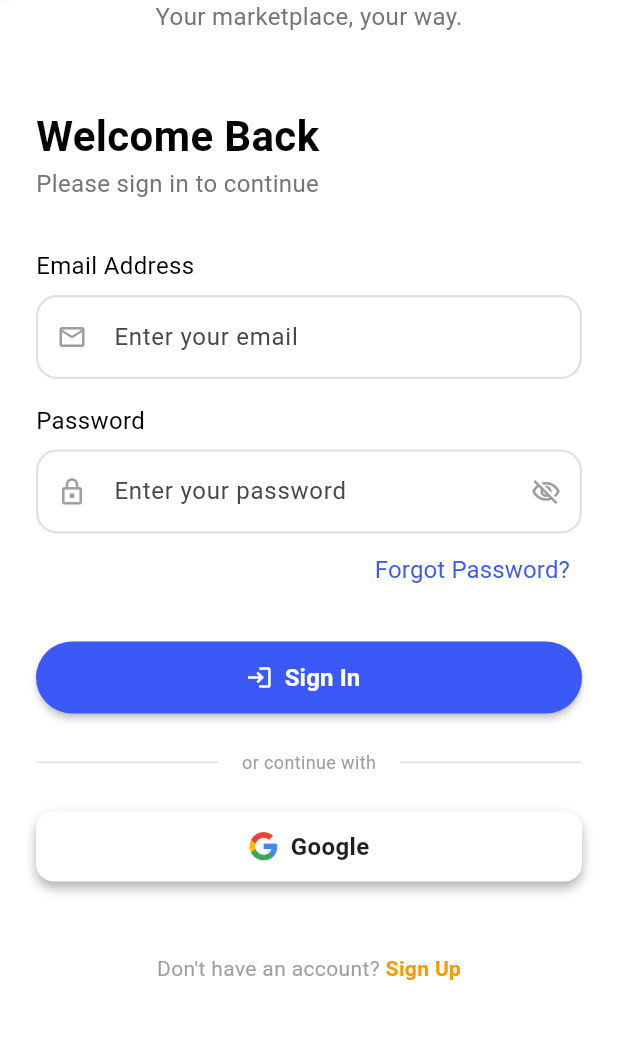
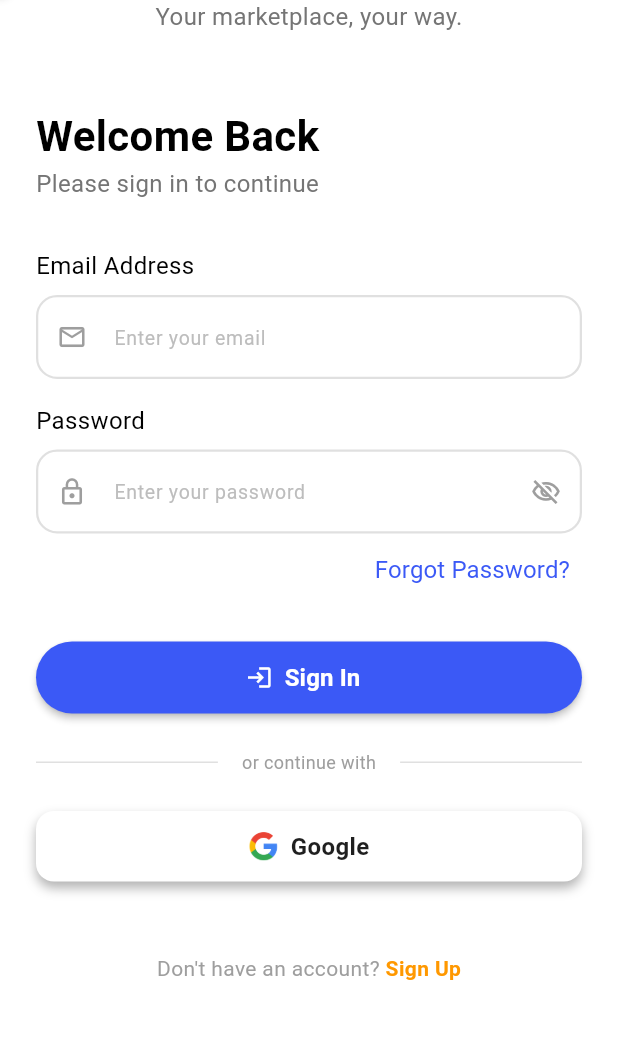
Before and after one commit to dinseanghai/shoppex, a Flutter app: the SignInView screen opened by its route, on a phone screen of 412 x 824 dp, the part 89-1128 px from its top. Run offline on Flutter 3.47's test engine with Material 3 defaults, Android fonts, the phone set to English and light mode, and no system bars; our stand-ins replace connectivity_plus, dio, flutter_native_splash, flutter_secure_storage, get; accounts and stored records are empty.

Commit message:
feat(auth): build UI user signup

```diff
--- a/lib/core/constants/app_colors.dart
+++ b/lib/core/constants/app_colors.dart
@@ -3,8 +3,8 @@ import 'dart:ui';
 
 class AppColors {
   static const Color background = Color(0xFFFFFFFF);
-  static const Color surface = Color(0xFFFFFFFF);
-  static Color outline = Color(0xFF79747E);
+  static const Color surface = Color(0xFFEDEDED);
+  static Color outline = Color(0xFFFFFFFF);
 
   static const Color textPrimary = Color(0xFF000000);
   static const Color textSecondary = Color(0xFF757575);
--- a/lib/modules/sign_in/views/sign_in_view.dart
+++ b/lib/modules/sign_in/views/sign_in_view.dart
@@ -6,6 +6,7 @@ import 'package:shoppex/core/theme/app_text_styles.dart';
 import 'package:shoppex/modules/sign_in/widgets/google_signin.dart';
 import 'package:shoppex/shared/widgets/custom_button.dart';
 import '../../../core/constants/app_colors.dart';
+import '../../../routes/app_pages.dart';
 import '../../../shared/widgets/custom_textformfield.dart';
 import '../controllers/sign_in_controller.dart';
 
@@ -94,7 +95,9 @@ class SignInView extends StatelessWidget {
                       child: CustomButton(
                         buttontype: ButtonType.text,
                         text: 'Forgot Password?',
-                        onPressed: () {},
+                        onPressed: () {
+
+                        },
                       ),
                     ),
                   ),
@@ -140,6 +143,7 @@ class SignInView extends StatelessWidget {
                         style: TextStyle(color: Colors.grey, fontSize: 14),
                       ),
                       GestureDetector(
+                        onTap: () {Get.toNamed(Routes.SIGN_UP);},
                         child: const Text(
                           'Sign Up',
                           style: TextStyle(
--- a/lib/routes/app_pages.dart
+++ b/lib/routes/app_pages.dart
@@ -1,11 +1,14 @@
 import 'package:get/get.dart';
-import 'package:shoppex/routes/route_middlewares.dart';
+
 import '../modules/home/bindings/home_binding.dart';
 import '../modules/home/views/home_view.dart';
 import '../modules/onboarding/bindings/onboarding_binding.dart';
 import '../modules/onboarding/views/onboarding_view.dart';
 import '../modules/sign_in/bindings/sign_in_binding.dart';
 import '../modules/sign_in/views/sign_in_view.dart';
+import '../modules/sign_up/bindings/sign_up_binding.dart';
+import '../modules/sign_up/views/sign_up_view.dart';
+import 'route_middlewares.dart';
 
 part 'app_routes.dart';
 
@@ -32,5 +35,10 @@ class AppPages {
       binding: SignInBinding(),
       middlewares: [AuthMiddleware()],
     ),
+    GetPage(
+      name: _Paths.SIGN_UP,
+      page: () => const SignUpView(),
+      binding: SignUpBinding(),
+    ),
   ];
 }
--- a/lib/routes/app_routes.dart
+++ b/lib/routes/app_routes.dart
@@ -6,6 +6,7 @@ abstract class Routes {
   static const HOME = _Paths.HOME;
   static const ONBOARDING = _Paths.ONBOARDING;
   static const SIGNIN = _Paths.SIGNIN;
+  static const SIGN_UP = _Paths.SIGN_UP;
 }
 
 abstract class _Paths {
@@ -13,4 +14,5 @@ abstract class _Paths {
   static const HOME = '/home';
   static const ONBOARDING = '/onboarding';
   static const SIGNIN = '/sign_in';
+  static const SIGN_UP = '/sign-up';
 }
--- a/lib/shared/widgets/custom_button.dart
+++ b/lib/shared/widgets/custom_button.dart
@@ -1,13 +1,13 @@
 import 'package:flutter/material.dart';
-
 import '../../core/constants/app_colors.dart';
 import '../../core/theme/app_text_styles.dart';
 import 'loading_widget.dart';
 
-enum ButtonType { elevated, filled, tonal, outlined, text }
+enum ButtonType { elevated, filled, tonal, outlined, text, icon }
 
 class CustomButton extends StatelessWidget {
-  final String text;
+  // Made text optional (?) so we can omit it safely for iconButton
+  final String? text;
   final VoidCallback? onPressed;
   final ButtonType buttontype;
   final IconData? icon;
@@ -20,7 +20,7 @@ class CustomButton extends StatelessWidget {
 
   const CustomButton({
     super.key,
-    required this.text,
+    this.text, // Text is now optional here but guarded by asserts below
     required this.onPressed,
     this.buttontype = ButtonType.filled,
     this.icon,
@@ -30,7 +30,14 @@ class CustomButton extends StatelessWidget {
     this.height = 48.0,
     this.textWidget,
     this.isBold = false,
-  });
+  })  : assert(
+  buttontype == ButtonType.icon ? icon != null : true,
+  'An icon must be provided if buttontype is ButtonType.iconButton',
+  ),
+        assert(
+        buttontype != ButtonType.icon ? text != null : true,
+        'Text is required for all button types except iconButton',
+        );
 
   // --- Button Styles Linked to App Tokens ---
   ButtonStyle _elevateStyle() {
@@ -78,10 +85,19 @@ class CustomButton extends StatelessWidget {
     );
   }
 
+  ButtonStyle _iconButtonStyle() {
+    return IconButton.styleFrom(
+      backgroundColor: AppColors.surface,
+      foregroundColor: AppColors.textPrimary,
+    );
+  }
+
   @override
   Widget build(BuildContext context) {
     // 1. Determine text styling colors dynamically based on background
-    final bool isDarkBackground = buttontype == ButtonType.filled || buttontype == ButtonType.elevated;
+    final bool isDarkBackground = buttontype == ButtonType.filled ||
+        buttontype == ButtonType.elevated ||
+        buttontype == ButtonType.icon;
 
     final TextStyle defaultStyle = AppTextStyles.buttonPrimary.copyWith(
       color: isDarkBackground ? AppColors.textOnPrimary : AppColors.buttonPrimary,
@@ -89,7 +105,8 @@ class CustomButton extends StatelessWidget {
     );
 
     // 2. Select the content layer (Default Text vs Custom Widget / Obx)
-    final Widget labelWidget = textWidget ?? Text(text, style: defaultStyle);
+    // Safe-checked text fallback to empty string if it's an icon button
+    final Widget labelWidget = textWidget ?? Text(text ?? '', style: defaultStyle);
 
     // 3. Modern Loading Indicator integration with explicit style mapping
     final Widget finalContent = isLoading
@@ -107,22 +124,30 @@ class CustomButton extends StatelessWidget {
       case ButtonType.tonal: currentStyle = _tonalStyle(); break;
       case ButtonType.outlined: currentStyle = _outlinedStyle(); break;
       case ButtonType.text: currentStyle = _textStyle(); break;
+      case ButtonType.icon: currentStyle = _iconButtonStyle(); break;
     }
 
     // 5. Build Content Engine Layout
-    // Guarding check: If it's loading, we force standard button layout so the loader sits perfectly centered
     Widget button;
-    if (icon != null && !isLoading) {
+    if (buttontype == ButtonType.icon) {
+      button = isLoading
+          ? IconButton(onPressed: onPressed, style: currentStyle, icon: finalContent)
+          : IconButton(onPressed: onPressed, style: currentStyle, icon: Icon(icon));
+    } else if (icon != null && !isLoading) {
       button = _buildIconButton(currentStyle, finalContent);
     } else {
       button = _buildStandardButton(currentStyle, finalContent);
     }
 
     // 6. Layout Bounds Control
+    // For pure icon buttons, we don't want double.infinity width by default,
+    // so we fall back to matching the height (creating a perfect square/circle).
+    final double defaultWidth = buttontype == ButtonType.icon ? height : double.infinity;
+
     return Align(
       alignment: Alignment.topCenter,
       child: SizedBox(
-        width: width ?? double.infinity,
+        width: width ?? defaultWidth,
         height: height,
         child: button,
       ),
@@ -141,6 +166,8 @@ class CustomButton extends StatelessWidget {
         return OutlinedButton.icon(onPressed: onPressed, style: style, icon: Icon(icon), label: label, iconAlignment: iconAlignment);
       case ButtonType.text:
         return TextButton.icon(onPressed: onPressed, style: style, icon: Icon(icon), label: label, iconAlignment: iconAlignment);
+      case ButtonType.icon:
+        return const SizedBox.shrink(); // Handled directly in build layout
     }
   }
 
@@ -151,6 +178,7 @@ class CustomButton extends StatelessWidget {
       case ButtonType.tonal: return FilledButton.tonal(onPressed: onPressed, style: style, child: child);
       case ButtonType.outlined: return OutlinedButton(onPressed: onPressed, style: style, child: child);
       case ButtonType.text: return TextButton(onPressed: onPressed, style: style, child: child);
+      case ButtonType.icon: return const SizedBox.shrink(); // Handled directly in build layout
     }
   }
 }
--- a/lib/shared/widgets/custom_textformfield.dart
+++ b/lib/shared/widgets/custom_textformfield.dart
@@ -6,11 +6,13 @@ class CustomFormField extends StatefulWidget {
   final String? hint;
   final IconData? prefixIcon;
   final Widget? suffixIcon;
-  final bool isPassword; // Changed to non-nullable bool for cleaner logic
+  final bool isPassword;
   final bool? autofocus;
   final TextEditingController? controller;
   final TextInputType keyboardType;
   final String? Function(String?)? validator;
+  final FocusNode? focusNode;
+  final bool showCheckmarkOnInput; // Added flag to toggle this feature selectively
 
   const CustomFormField({
     super.key,
@@ -18,11 +20,13 @@ class CustomFormField extends StatefulWidget {
     this.hint,
     this.prefixIcon,
     this.suffixIcon,
-    this.isPassword = false, // Defaulted to false
+    this.isPassword = false,
     this.autofocus,
     this.controller,
     required this.keyboardType,
     this.validator,
+    this.focusNode,
+    this.showCheckmarkOnInput = false, // Default is false so it doesn't affect all fields
   });
 
   @override
@@ -30,18 +34,94 @@ class CustomFormField extends StatefulWidget {
 }
 
 class _CustomFormFieldState extends State<CustomFormField> {
-  // Local state to track password visibility toggle
   late bool _obscureText;
+  late FocusNode _effectiveFocusNode;
+  bool _hasText = false;
 
   @override
   void initState() {
     super.initState();
     _obscureText = widget.isPassword;
+
+    _effectiveFocusNode = widget.focusNode ?? FocusNode();
+    _effectiveFocusNode.addListener(_onFocusChange);
+
+    // Set up text controller listener for the checkmark behavior
+    if (widget.showCheckmarkOnInput && widget.controller != null) {
+      _hasText = widget.controller!.text.isNotEmpty;
+      widget.controller!.addListener(_onTextChange);
+    }
+  }
+
+  @override
+  void dispose() {
+    _effectiveFocusNode.removeListener(_onFocusChange);
+    if (widget.focusNode == null) {
+      _effectiveFocusNode.dispose();
+    }
+
+    // Clean up text listener safely
+    if (widget.showCheckmarkOnInput && widget.controller != null) {
+      widget.controller!.removeListener(_onTextChange);
+    }
+    super.dispose();
+  }
+
+  void _onFocusChange() {
+    setState(() {});
+  }
+
+  void _onTextChange() {
+    if (widget.controller == null) return;
+
+    final containsText = widget.controller!.text.isNotEmpty;
+    if (_hasText != containsText) {
+      setState(() {
+        _hasText = containsText;
+      });
+    }
+  }
+
+  Widget? _buildSuffixIcon() {
+    // 1. Password Visibility Toggle takes priority
+    if (widget.isPassword) {
+      return IconButton(
+        icon: Icon(
+          _obscureText
+              ? Icons.visibility_off_outlined
+              : Icons.visibility_outlined,
+          size: 20,
+          color: Colors.grey,
+        ),
+        onPressed: () {
+          setState(() {
+            _obscureText = !_obscureText;
+          });
+        },
+      );
+    }
+
+    // 2. Dynamic Green Checkmark if enabled and text is present
+    if (widget.showCheckmarkOnInput && _hasText) {
+      return const Icon(
+        Icons.check_circle_outline, // Renders a filled green checkmark circle
+        color: AppColors.success,
+        size: 22,
+      );
+    }
+
+    // 3. Fallback to manually provided suffixIcon (or null/blank)
+    return widget.suffixIcon;
   }
 
   @override
   Widget build(BuildContext context) {
+    final Color prefixIconColor = _effectiveFocusNode.hasFocus
+        ? AppColors.buttonPrimary
+        : Colors.grey;
+
     return TextFormField(
+      focusNode: _effectiveFocusNode,
       autofocus: widget.autofocus ?? false,
       controller: widget.controller,
       obscureText: _obscureText,
@@ -50,65 +130,60 @@ class _CustomFormFieldState extends State<CustomFormField> {
       textAlignVertical: TextAlignVertical.center,
       decoration: InputDecoration(
         labelText: widget.label,
-        labelStyle: const TextStyle(color: Colors.grey),
-        floatingLabelStyle: const TextStyle(
-          color: Color(0xff006ce3),
-          fontWeight: FontWeight.bold,
+        labelStyle: WidgetStateTextStyle.resolveWith((states) {
+          if (states.contains(WidgetState.focused)) {
+            return const TextStyle(
+              color: AppColors.buttonPrimary,
+              fontWeight: FontWeight.bold,
+            );
+          }
+          return const TextStyle(color: Colors.grey, fontWeight: FontWeight.bold);
+        }),
+        floatingLabelStyle: WidgetStateTextStyle.resolveWith((states) {
+          if (states.contains(WidgetState.focused)) {
+            return const TextStyle(
+              color: AppColors.buttonPrimary,
+              fontWeight: FontWeight.bold,
+            );
+          }
+          return const TextStyle(color: Colors.grey, fontWeight: FontWeight.bold);
+        }),
+        floatingLabelBehavior: FloatingLabelBehavior.always,
+        hintText: widget.hint,
+        hintStyle: TextStyle(
+          color: Colors.grey.shade400,
+          fontSize: 13,
+          fontWeight: FontWeight.normal,
         ),
-        floatingLabelBehavior: FloatingLabelBehavior.always,
-
-        hintText: widget.hint,
         prefixIcon: widget.prefixIcon != null
-            ? Icon(widget.prefixIcon, color: Colors.grey, size: 20)
+            ? Icon(widget.prefixIcon, color: prefixIconColor, size: 20)
             : null,
 
-        // Dynamically applies the visibility toggle if it's a password field,
-        // otherwise falls back to any custom suffixIcon passed in.
-        suffixIcon: widget.isPassword
-            ? IconButton(
-          icon: Icon(
-            _obscureText
-                ? Icons.visibility_off_outlined
-                : Icons.visibility_outlined,
-            size: 20,
-            color: Colors.grey,
-          ),
-          onPressed: () {
-            setState(() {
-              _obscureText = !_obscureText;
-            });
-          },
-        )
-            : widget.suffixIcon,
+        // Use our helper to decide which suffix icon layout to build
+        suffixIcon: _buildSuffixIcon(),
 
         filled: true,
         fillColor: AppColors.background,
-
         contentPadding: const EdgeInsets.symmetric(
           horizontal: 16,
           vertical: 16,
         ),
-
         enabledBorder: OutlineInputBorder(
           borderRadius: BorderRadius.circular(14),
           borderSide: BorderSide(color: Colors.grey.shade300, width: 1.5),
         ),
-
         focusedBorder: OutlineInputBorder(
           borderRadius: BorderRadius.circular(14),
           borderSide: const BorderSide(color: AppColors.buttonPrimary, width: 2),
         ),
-
         errorBorder: OutlineInputBorder(
           borderRadius: BorderRadius.circular(14),
           borderSide: const BorderSide(color: AppColors.error, width: 1.5),
         ),
-
         focusedErrorBorder: OutlineInputBorder(
           borderRadius: BorderRadius.circular(14),
           borderSide: const BorderSide(color: AppColors.error, width: 2),
         ),
-
         errorStyle: const TextStyle(color: AppColors.error),
       ),
     );
```
Also changed, not shown: lib/modules/sign_up/bindings/sign_up_binding.dart (added, +12 -0 lines), lib/modules/sign_up/controllers/sign_up_controller.dart (added, +35 -0 lines), lib/modules/sign_up/views/sign_up_view.dart (added, +71 -0 lines).
